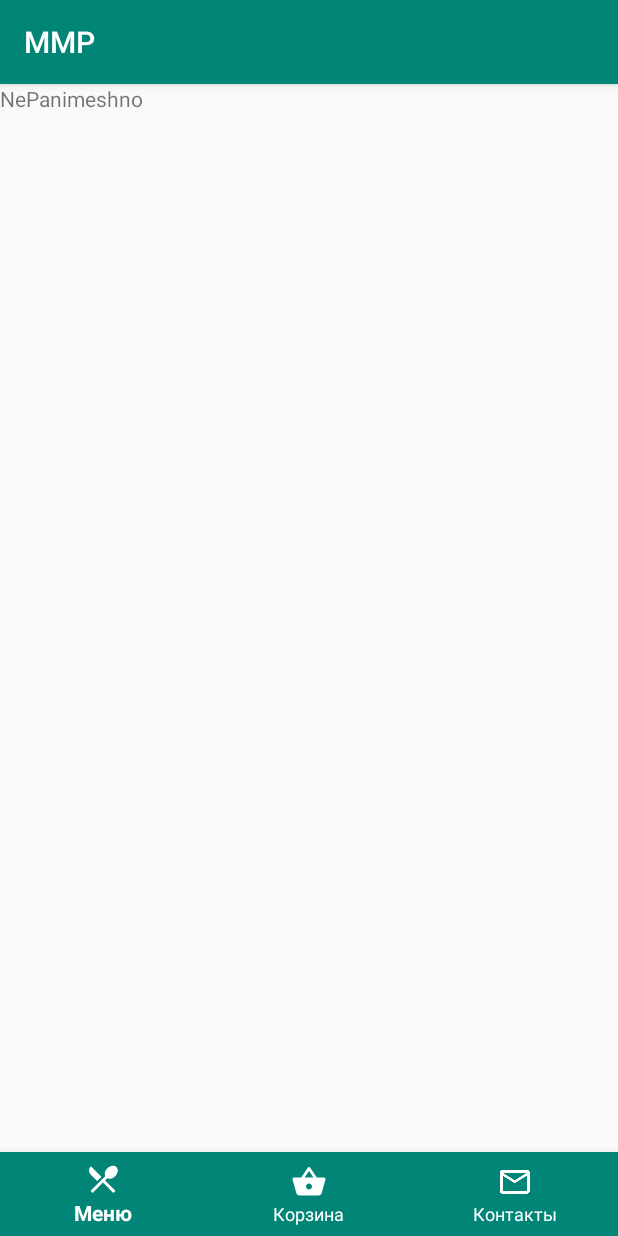
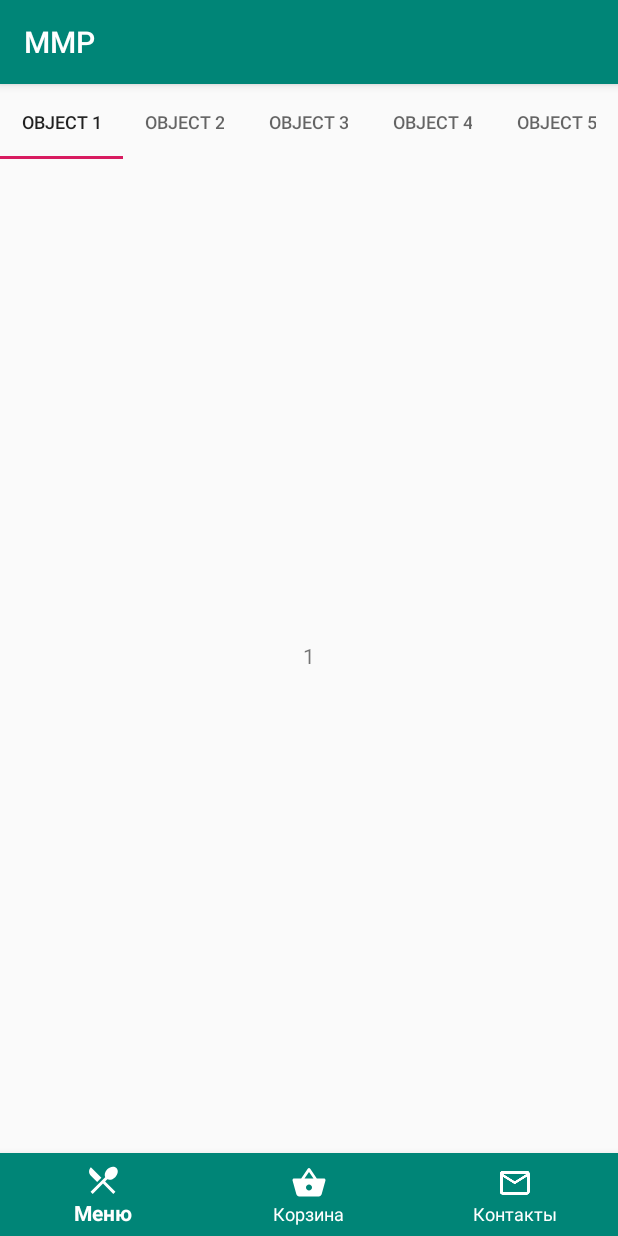
Before and after one commit to Volodka22/CafeS, an Android app: the screen it shows after launch (MainActivity), on a phone screen of 412 x 824 dp. Run offline under Robolectric (Android 15) with nearby library versions, the phone set to English and light mode, and no system bars.

Commit message:
add TabLayout

```diff
--- a/app/build.gradle
+++ b/app/build.gradle
@@ -25,10 +25,11 @@ android {
 dependencies {
     implementation fileTree(dir: 'libs', include: ['*.jar'])
     implementation"org.jetbrains.kotlin:kotlin-stdlib-jdk7:$kotlin_version"
-    implementation 'androidx.appcompat:appcompat:1.0.0-beta01'
+    implementation 'androidx.appcompat:appcompat:1.2.0-beta01'
     implementation "androidx.constraintlayout:constraintlayout:1.1.3"
     implementation 'com.google.android.material:material:1.2.0-alpha05'
+    implementation "com.android.support:design:28.0.2"
     testImplementation 'junit:junit:4.12'
-    androidTestImplementation 'androidx.test:runner:1.1.0-alpha4'
-    androidTestImplementation 'androidx.test.espresso:espresso-core:3.1.0-alpha4'
+    androidTestImplementation 'androidx.test:runner:1.3.0-alpha05'
+    androidTestImplementation 'androidx.test.espresso:espresso-core:3.3.0-alpha05'
 }
--- a/app/src/main/java/com/example/mmp/MenuFragment.kt
+++ b/app/src/main/java/com/example/mmp/MenuFragment.kt
@@ -4,14 +4,14 @@ import android.os.Bundle
 import androidx.fragment.app.Fragment
 import android.view.ViewGroup
 import android.view.LayoutInflater
+import kotlinx.android.synthetic.main.fragment_menu.*
+import androidx.fragment.app.FragmentActivity
+import android.app.Activity
 import android.view.View
+import com.google.android.material.tabs.TabLayoutMediator
 
 
 class MenuFragment : Fragment(){
-
-    override fun onCreate(savedInstanceState: Bundle?) {
-        super.onCreate(savedInstanceState)
-    }
 
     override fun onCreateView(
         inflater: LayoutInflater, container: ViewGroup?,
@@ -20,4 +20,11 @@ class MenuFragment : Fragment(){
         // Inflate the layout for this fragment
         return inflater.inflate(R.layout.fragment_menu, container, false)
     }
+
+    override fun onViewCreated(view: View, savedInstanceState: Bundle?) {
+        pager.adapter = PagerAdapter(this)
+        TabLayoutMediator(tabLayout, pager) { tab, position ->
+            tab.text = "OBJECT ${(position + 1)}"
+        }.attach()
+    }
 }
--- /dev/null
+++ b/app/src/main/java/com/example/mmp/PageFragment.kt
@@ -0,0 +1,28 @@
+package com.example.mmp
+
+import android.widget.TextView
+import android.os.Bundle
+import android.view.ViewGroup
+import android.view.LayoutInflater
+import android.view.View
+import androidx.fragment.app.Fragment
+import kotlinx.android.synthetic.main.fragment_page.*
+
+
+class PageFragment : Fragment() {
+    private val ARG_OBJECT = "object"
+
+    override fun onCreateView(
+        inflater: LayoutInflater,
+        container: ViewGroup?,
+        savedInstanceState: Bundle?
+    ): View {
+        return inflater.inflate(R.layout.fragment_page, container, false)
+    }
+
+    override fun onViewCreated(view: View, savedInstanceState: Bundle?) {
+        arguments?.takeIf { it.containsKey(ARG_OBJECT) }?.apply {
+            text1.text = getInt(ARG_OBJECT).toString()
+        }
+    }
+}
--- /dev/null
+++ b/app/src/main/java/com/example/mmp/PagerAdapter.kt
@@ -0,0 +1,30 @@
+package com.example.mmp
+
+import android.os.Bundle
+import androidx.fragment.app.Fragment
+import androidx.fragment.app.FragmentManager
+import androidx.fragment.app.FragmentPagerAdapter
+import androidx.viewpager2.adapter.FragmentStateAdapter
+
+
+class PagerAdapter(fragment: Fragment) : FragmentStateAdapter(fragment) {
+
+    private val ARG_OBJECT = "object"
+
+    override fun getItemCount(): Int = 5
+
+    override fun createFragment(position: Int): Fragment {
+        // Return a NEW fragment instance in createFragment(int)
+        val fragment = PageFragment()
+        fragment.arguments = Bundle().apply {
+            // Our object is just an integer :-P
+            putInt(ARG_OBJECT, position + 1)
+        }
+        return fragment
+    }
+
+    private val PAGE_COUNT = 4
+    private val tabTitles = arrayOf("Горячее", "Супы", "Напитки","Десерты")
+
+
+}
--- a/app/src/main/res/layout/activity_main.xml
+++ b/app/src/main/res/layout/activity_main.xml
@@ -20,12 +20,14 @@
         <com.google.android.material.bottomnavigation.BottomNavigationView
                 android:id="@+id/bottomNavigation"
                 android:layout_width="match_parent"
-                android:layout_height="wrap_content"
+                android:layout_height="@dimen/bmv_height"
                 android:layout_gravity="bottom"
                 android:background="@color/colorPrimary"
                 app:itemIconTint="@color/white"
                 app:itemTextColor="@color/white"
-                app:menu="@menu/bottom_navigation_menu" />
+                app:menu="@menu/bottom_navigation_menu"
+
+        />
 
     </androidx.appcompat.widget.ContentFrameLayout>
 
--- a/app/src/main/res/layout/fragment_menu.xml
+++ b/app/src/main/res/layout/fragment_menu.xml
@@ -5,8 +5,19 @@
              android:layout_height="match_parent"
              tools:context=".MenuFragment"
 >
-    <TextView android:layout_width="match_parent"
-              android:layout_height="match_parent"
-              android:text="NePanimeshno"
+
+
+    <com.google.android.material.tabs.TabLayout
+            android:id="@+id/tabLayout"
+            android:layout_width="match_parent"
+            android:layout_height="@dimen/tab_height"/>
+
+    <androidx.viewpager2.widget.ViewPager2
+            android:id="@+id/pager"
+            android:layout_width="match_parent"
+            android:layout_height="match_parent"
+            android:layout_marginTop="@dimen/tab_height"
+            android:layout_marginBottom="@dimen/bmv_height"
     />
+
 </FrameLayout>
--- /dev/null
+++ b/app/src/main/res/layout/fragment_page.xml
@@ -0,0 +1,14 @@
+<?xml version="1.0" encoding="utf-8"?>
+<LinearLayout xmlns:android="http://schemas.android.com/apk/res/android"
+              android:orientation="vertical"
+              android:layout_width="match_parent"
+              android:layout_height="match_parent">
+
+    <TextView xmlns:android="http://schemas.android.com/apk/res/android"
+              android:id="@+id/text1"
+              android:layout_width="match_parent"
+              android:layout_height="match_parent"
+              android:gravity="center"
+    />
+
+</LinearLayout>
--- /dev/null
+++ b/app/src/main/res/values/dimens.xml
@@ -0,0 +1,5 @@
+<?xml version="1.0" encoding="utf-8"?>
+<resources>
+    <dimen name="bmv_height">55dp</dimen>
+    <dimen name="tab_height">50dp</dimen>
+</resources>
```
